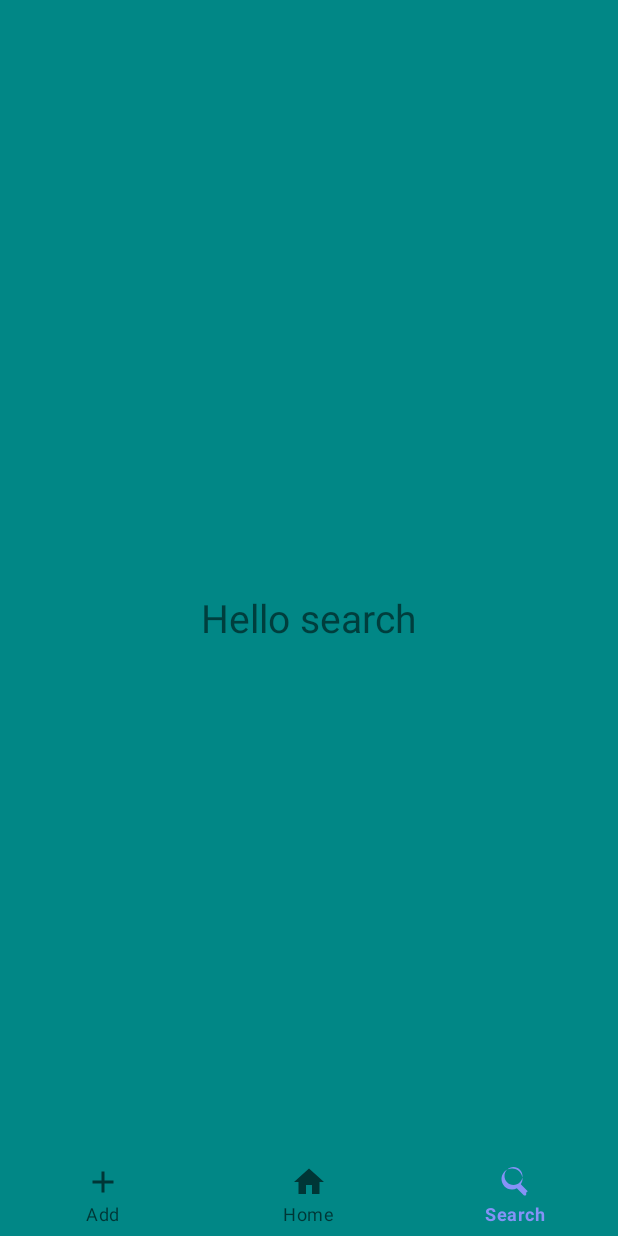
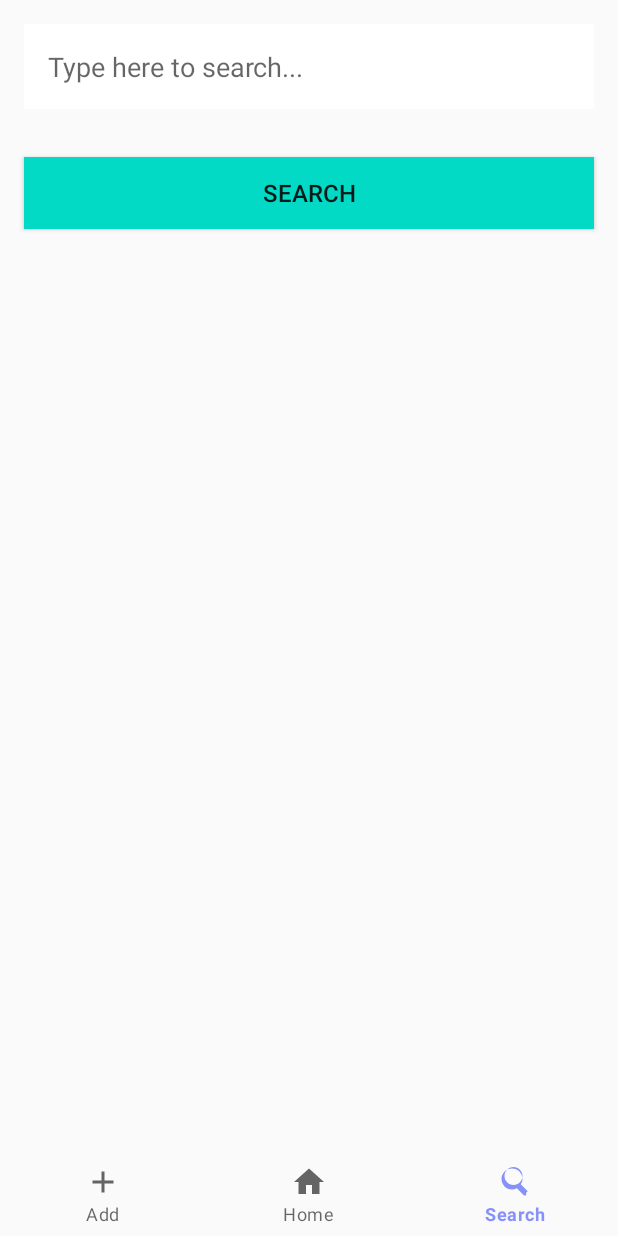
Before and after one commit to 1Ir-is/COMP1786-CourseWork, an Android app: the screen it shows after launch (MainActivity), item 3 of the bottom bar chosen, on a phone screen of 412 x 824 dp. Run offline under Robolectric (Android 15) with nearby library versions, the phone set to English and light mode, and no system bars.

Commit message:
feat: add delete all function

```diff
--- a/app/src/main/java/com/example/coursework/fragment/HomeFragment.java
+++ b/app/src/main/java/com/example/coursework/fragment/HomeFragment.java
@@ -1,6 +1,8 @@
 package com.example.coursework.fragment;
 
 import android.app.Activity;
+import android.app.AlertDialog;
+import android.content.DialogInterface;
 import android.content.Intent;
 import android.database.Cursor;
 import android.os.Bundle;
@@ -91,12 +93,16 @@ public class HomeFragment extends Fragment {
         // Inflate the fragment_home layout
         View view = inflater.inflate(R.layout.fragment_home, container, false);
 
-
-
         recyclerView = view.findViewById(R.id.recyclerView);
         emptyImageView = view.findViewById(R.id.empty_imageView);
         noData = view.findViewById(R.id.no_data_textview);
         deleteAllButton = view.findViewById(R.id.deleteAllButton);
+        deleteAllButton.setOnClickListener(new View.OnClickListener() {
+            @Override
+            public void onClick(View view) {
+                confirmDialogDeleteAll();
+            }
+        });
 
         // Initialize the database helper
         databaseHelper = new DatabaseHelper(requireContext());
@@ -157,5 +163,27 @@ public class HomeFragment extends Fragment {
         }
     }
 
+    public void confirmDialogDeleteAll(){
+        AlertDialog.Builder builder = new AlertDialog.Builder(requireContext());
+        builder.setTitle("Delete All?");
+        builder.setMessage("Are you sure you want to delete all data?");
+        builder.setPositiveButton("Yes", new DialogInterface.OnClickListener() {
+            @Override
+            public void onClick(DialogInterface dialogInterface, int i) {
+                DatabaseHelper databaseHelper = new DatabaseHelper(requireContext());
+                databaseHelper.deleteAllHikeInformation();
+            }
+        });
+
+        builder.setNegativeButton("No", new DialogInterface.OnClickListener() {
+            @Override
+            public void onClick(DialogInterface dialogInterface, int i) {
+
+            }
+        });
+
+        builder.create().show();
+    }
+
 
 }
--- a/app/src/main/res/layout/fragment_search.xml
+++ b/app/src/main/res/layout/fragment_search.xml
@@ -1,17 +1,39 @@
 <?xml version="1.0" encoding="utf-8"?>
-<FrameLayout xmlns:android="http://schemas.android.com/apk/res/android"
+<LinearLayout
+    xmlns:android="http://schemas.android.com/apk/res/android"
     xmlns:tools="http://schemas.android.com/tools"
     android:layout_width="match_parent"
     android:layout_height="match_parent"
-    tools:context=".fragment.SearchFragment"
-    android:background="@color/teal_700">
+    android:orientation="vertical"
+    tools:context=".fragment.SearchFragment">
 
-    <!-- TODO: Update blank fragment layout -->
-    <TextView
-        android:layout_width="wrap_content"
+    <!-- Search bar with hint text -->
+    <EditText
+        android:id="@+id/searchEditText"
+        android:layout_width="match_parent"
         android:layout_height="wrap_content"
-        android:text="Hello search"
-        android:textSize="26dp"
-        android:layout_gravity="center"/>
+        android:hint="Type here to search..."
+        android:padding="16dp"
+        android:background="@android:color/white"
+        android:layout_margin="16dp"/>
 
-</FrameLayout>
+    <Button
+        android:id="@+id/searchButton"
+        android:layout_width="match_parent"
+        android:layout_height="wrap_content"
+        android:text="Search"
+        android:textSize="16sp"
+        android:padding="12dp"
+        android:background="@color/teal_200"
+        android:layout_margin="16dp"/>
+
+    <!-- RecyclerView to display search results -->
+    <androidx.recyclerview.widget.RecyclerView
+        android:id="@+id/searchResultsRecyclerView"
+        android:layout_width="match_parent"
+        android:layout_height="match_parent"
+        android:padding="16dp"
+        android:layout_margin="16dp"
+        android:layout_marginTop="8dp"/>
+
+</LinearLayout>
```
